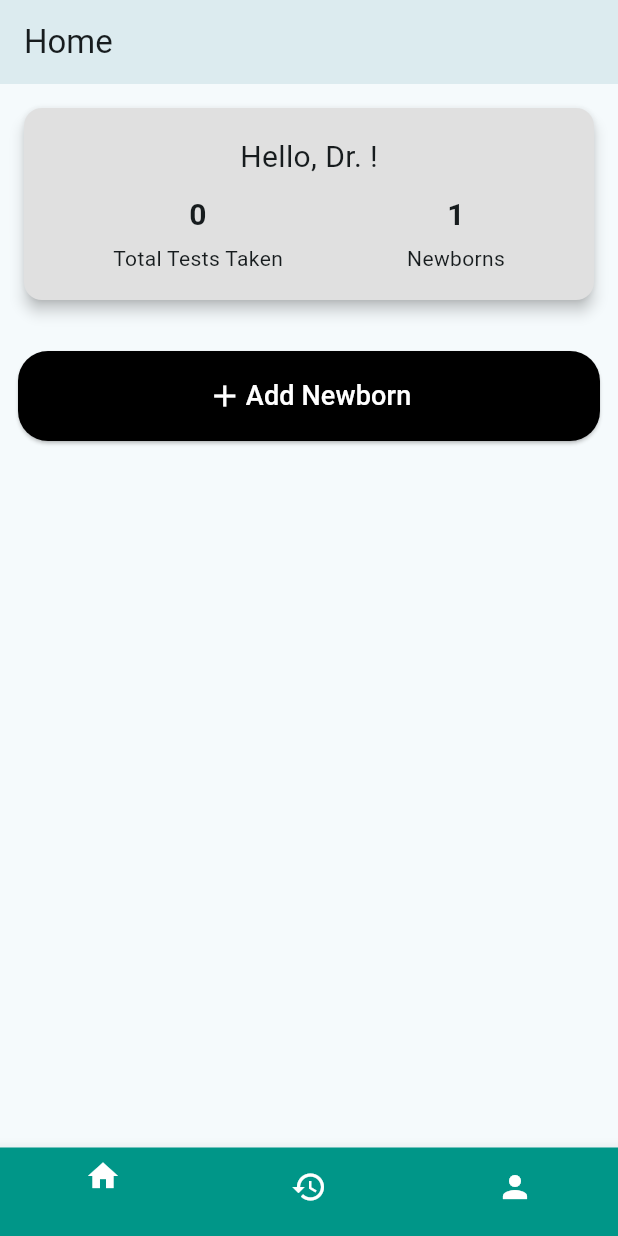
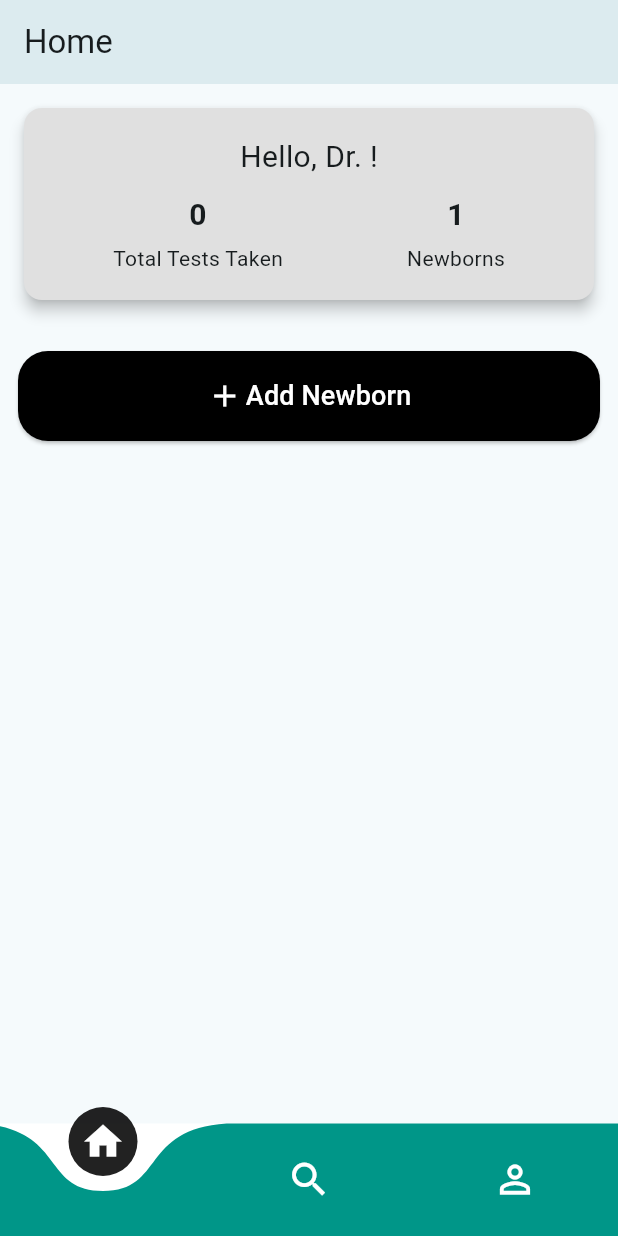
Before and after one commit to CareNX-Innovations-Pvt-Ltd/BiliSense, a Flutter app: the MainNavigationView screen opened by its route, on a phone screen of 412 x 824 dp. Run offline on Flutter 3.47's test engine with Material 3 defaults, Android fonts, the phone set to English and light mode, and no system bars; drawn by our look-alikes of curved_navigation_bar; our stand-ins replace bloc, cloud_firestore, firebase_auth, firebase_core, fl_chart, flutter_bloc and 9 more; accounts and stored records are empty; Roboto replaces fonts that are missing (Actor); statements that could not run were skipped.

Commit message:
Commit summary: 1. bottom nav bar ui change. 2. main_nav_view.dart moved to the lib folder. 3. APGAR Score attribute added while registering as well as while fetching data. 4. data retention bug - fixed. 5. empty report graph now is hidden if no test data is found. 6. empty all mother list was giving blank screen - fixed.

```diff
--- a/lib/core/constants/app_router.dart
+++ b/lib/core/constants/app_router.dart
@@ -3,7 +3,7 @@ import 'package:bili_sense/core/models/test_model.dart';
 import 'package:bili_sense/presentation/all_mothers/all_mothers_view.dart';
 import 'package:bili_sense/presentation/bluetooth_list/bluetooth_list_view.dart';
 import 'package:bili_sense/presentation/home/home_view.dart';
-import 'package:bili_sense/presentation/home/main_nav_view.dart';
+import 'package:bili_sense/main_nav_view.dart';
 import 'package:bili_sense/presentation/login/login_view.dart';
 import 'package:bili_sense/presentation/mother_details/mother_details_view.dart';
 import 'package:bili_sense/presentation/report/report_view.dart';
--- a/lib/core/models/mother_model.dart
+++ b/lib/core/models/mother_model.dart
@@ -11,6 +11,7 @@ class MotherModel {
   final String? type;
   final String? id;
   final double? weight;
+  final int? apgarScore;
 
   MotherModel({
     required this.motherName,
@@ -23,6 +24,7 @@ class MotherModel {
     this.type,
     this.id,
     this.weight,
+    this.apgarScore,
   });
 
   factory MotherModel.fromJson(Map<String, dynamic> json, {String? id}) {
@@ -44,6 +46,7 @@ class MotherModel {
       id: id,
       weight: json['weight'] != null ? (json['weight'] as num).toDouble() : null,
       doctorId: json['doctorId'] ?? '',
+      apgarScore: json['apgarScore'] != null ? (json['apgarScore'] as num).toInt() : null,
     );
   }
 
@@ -58,6 +61,7 @@ class MotherModel {
       'type': type,
       'weight': weight,
       'doctorId': doctorId,
+      'apgarScore': apgarScore,
     };
   }
 }
--- /dev/null
+++ b/lib/main_nav_view.dart
@@ -0,0 +1,55 @@
+import 'package:bili_sense/presentation/all_mothers/all_mothers_view.dart';
+import 'package:bili_sense/presentation/home/home_view.dart';
+import 'package:bili_sense/presentation/profile/profile_view.dart';
+import 'package:curved_navigation_bar/curved_navigation_bar.dart';
+import 'package:flutter/material.dart';
+
+class MainNavigationView extends StatefulWidget {
+  const MainNavigationView({super.key});
+
+  @override
+  State<MainNavigationView> createState() => _MainNavigationViewState();
+}
+
+class _MainNavigationViewState extends State<MainNavigationView> {
+  int _currentIndex = 0;
+  final GlobalKey _bottomNavigationKey = GlobalKey();
+
+  final List<String> _titles = const ['Home', 'All Mothers', 'Profile'];
+
+  Widget setUpBottomNavigation(int currentIndex) {
+    switch (currentIndex) {
+      case 0:
+        return HomeView();
+      case 1:
+        return AllMothersView();
+      case 2:
+        return ProfileView();
+      default:
+        return HomeView();
+    }
+  }
+
+  @override
+  Widget build(BuildContext context) {
+    return Scaffold(
+      appBar: AppBar(title: Text(_titles[_currentIndex]), elevation: 5),
+      bottomNavigationBar: CurvedNavigationBar(
+        key: _bottomNavigationKey,
+        color: Colors.teal,
+        buttonBackgroundColor: Colors.black87,
+        backgroundColor: Colors.white,
+        animationCurve: Curves.easeInOut,
+        animationDuration: const Duration(milliseconds: 600),
+        onTap: (index) => setState(() => _currentIndex = index),
+        index: _currentIndex,
+        items: [
+          const Icon(Icons.home, size: 30, color: Colors.white),
+          const Icon(Icons.search, size: 30, color: Colors.white),
+          const Icon(Icons.perm_identity, size: 30, color: Colors.white),
+        ],
+      ),
+      body: setUpBottomNavigation(_currentIndex),
+    );
+  }
+}
--- a/lib/presentation/home/home_cubit.dart
+++ b/lib/presentation/home/home_cubit.dart
@@ -19,23 +19,9 @@ class HomeCubit extends Cubit<HomeState> {
   int totalNewborns = 0;
 
   init() {
-    _cacheCalls();
+    fetchRecent();
   }
 
-  _cacheCalls() {
-    if (recentTests.isNotEmpty) {
-      emit(
-        HomeLoaded(
-          recentTests: recentTests,
-          totalTests: totalTests.toString(),
-          totalNewborns: totalNewborns.toString(),
-        ),
-      );
-      return;
-    } else {
-      fetchRecent();
-    }
-  }
 
   fetchRecent() async {
     emit(HomeLoading());
--- a/lib/presentation/home/home_view.dart
+++ b/lib/presentation/home/home_view.dart
@@ -24,6 +24,7 @@ class _HomeViewState extends State<HomeView> {
 
   @override
   Widget build(BuildContext context) {
+    debugPrint('Home View built with user: ${prefs.userModel.name}');
     return SafeArea(
       child: Scaffold(
         body: LayoutBuilder(
@@ -43,7 +44,6 @@ class _HomeViewState extends State<HomeView> {
                       ),
                     );
                   }
-                  if (state is HomeLoaded && state.recentTests.isNotEmpty) {
                     return Column(
                       crossAxisAlignment: CrossAxisAlignment.start,
                       children: [
@@ -71,11 +71,11 @@ class _HomeViewState extends State<HomeView> {
                                   children: [
                                     InfoTile(
                                       title: 'Total Tests Taken',
-                                      value: state.totalTests,
+                                      value: context.read<HomeCubit>().totalTests.toString(),
                                     ),
                                     InfoTile(
                                       title: 'Newborns',
-                                      value: state.totalNewborns,
+                                      value: context.read<HomeCubit>().totalNewborns.toString(),
                                     ),
                                   ],
                                 ),
@@ -160,13 +160,7 @@ class _HomeViewState extends State<HomeView> {
                         // ),
                       ],
                     );
-                  }
-                  return const Center(
-                    child: Text(
-                      'No records found.',
-                      style: TextStyle(fontSize: 18),
-                    ),
-                  );
+
                 },
               ),
             );
--- a/lib/presentation/home/main_nav_view.dart
+++ /dev/null
@@ -1,51 +0,0 @@
-import 'package:bili_sense/presentation/all_mothers/all_mothers_view.dart';
-import 'package:bili_sense/presentation/home/home_view.dart';
-import 'package:bili_sense/presentation/profile/profile_view.dart';
-import 'package:flutter/material.dart';
-
-class MainNavigationView extends StatefulWidget {
-  const MainNavigationView({super.key});
-
-  @override
-  State<MainNavigationView> createState() => _MainNavigationViewState();
-}
-
-class _MainNavigationViewState extends State<MainNavigationView> {
-  int _currentIndex = 0;
-
-  final List<Widget> _pages = const [
-    HomeView(),
-    AllMothersView(),
-    ProfileView(),
-  ];
-
-  final List<String> _titles = const ['Home', 'All Mothers', 'Profile'];
-
-  @override
-  Widget build(BuildContext context) {
-    return Scaffold(
-      appBar: AppBar(title: Text(_titles[_currentIndex]), elevation: 5),
-      body: _pages[_currentIndex],
-      bottomNavigationBar: BottomNavigationBar(
-        backgroundColor: Colors.teal,
-        currentIndex: _currentIndex,
-        onTap: (index) => setState(() => _currentIndex = index),
-        showUnselectedLabels: false,
-        items: const [
-          BottomNavigationBarItem(
-            icon: Icon(Icons.home, color: Colors.white),
-            label: '',
-          ),
-          BottomNavigationBarItem(
-            icon: Icon(Icons.history, color: Colors.white),
-            label: '',
-          ),
-          BottomNavigationBarItem(
-            icon: Icon(Icons.person, color: Colors.white),
-            label: '',
-          ),
-        ],
-      ),
-    );
-  }
-}
--- a/lib/presentation/mother_details/mother_details_cubit.dart
+++ b/lib/presentation/mother_details/mother_details_cubit.dart
@@ -1,6 +1,8 @@
 import 'package:bili_sense/core/constants/app_constants.dart';
 import 'package:bili_sense/core/models/test_model.dart';
+import 'package:bili_sense/core/models/user_model.dart';
 import 'package:bili_sense/core/network/di.dart';
+import 'package:bili_sense/core/service/shared_prefs_service.dart';
 import 'package:bloc/bloc.dart';
 import 'package:cloud_firestore/cloud_firestore.dart';
 import 'package:meta/meta.dart';
@@ -11,16 +13,19 @@ class MotherDetailsCubit extends Cubit<MotherDetailsState> {
   MotherDetailsCubit() : super(MotherDetailsInitial());
 
   final firestore = getIt<FirebaseFirestore>();
+  final _prefs = getIt<SharedPreferenceHelper>();
 
   List<TestModel> tests = [];
 
   Future<void> fetchTests(String motherName) async {
+    UserModel userModel = _prefs.userModel;
     emit(MotherDetailsLoading());
     try {
       final result =
           await firestore
               .collection(AppConstants.testsCollection)
               .where('motherName', isEqualTo: motherName)
+              .where('doctorId', isEqualTo: userModel.id)
               .orderBy('createdAt', descending: true)
               .get();
       tests = result.docs.map((doc) => TestModel.fromJson(doc.data())).toList();
--- a/lib/presentation/profile/profile_view.dart
+++ b/lib/presentation/profile/profile_view.dart
@@ -96,8 +96,9 @@ class ProfileView extends StatelessWidget {
               context,
               icon: Icons.login_outlined,
               title: 'Logout',
-              onTap: () {
-                getIt<FirebaseAuth>().signOut();
+              onTap: () async {
+                await getIt<SharedPreferenceHelper>().clearAll();
+                await getIt<FirebaseAuth>().signOut();
                 context.goNamed(AppRoutes.login);
               },
             ),
--- a/pubspec.yaml
+++ b/pubspec.yaml
@@ -28,6 +28,7 @@ dependencies:
   screenshot: ^3.0.0
   share_plus:
   path_provider: ^2.1.5
+  curved_navigation_bar: ^1.0.6
 
 dev_dependencies:
   flutter_test:
```
Also changed, not shown: lib/presentation/all_mothers/all_mothers_view.dart (+12 -6 lines), lib/presentation/report/report_view.dart (+28 -6 lines), lib/presentation/widget/register_dialog.dart (+15 -3 lines).
